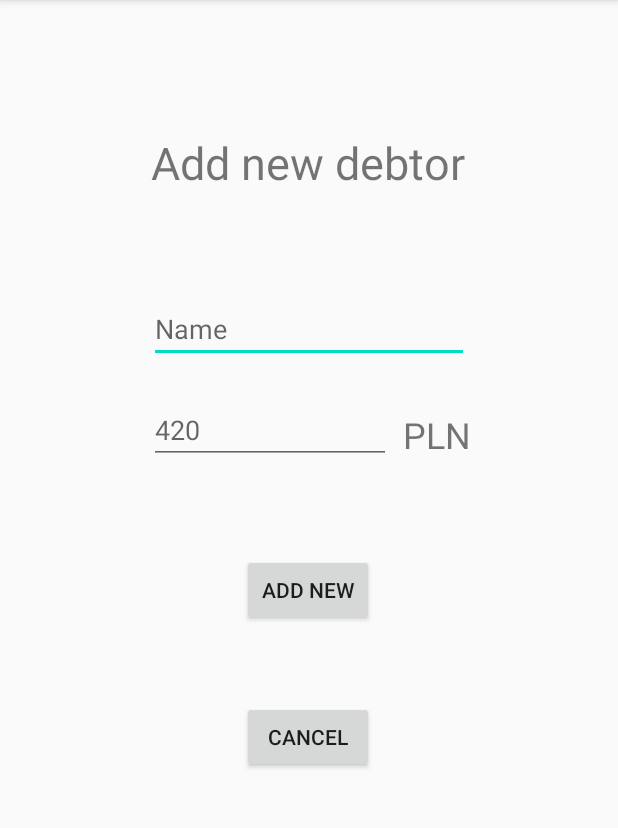
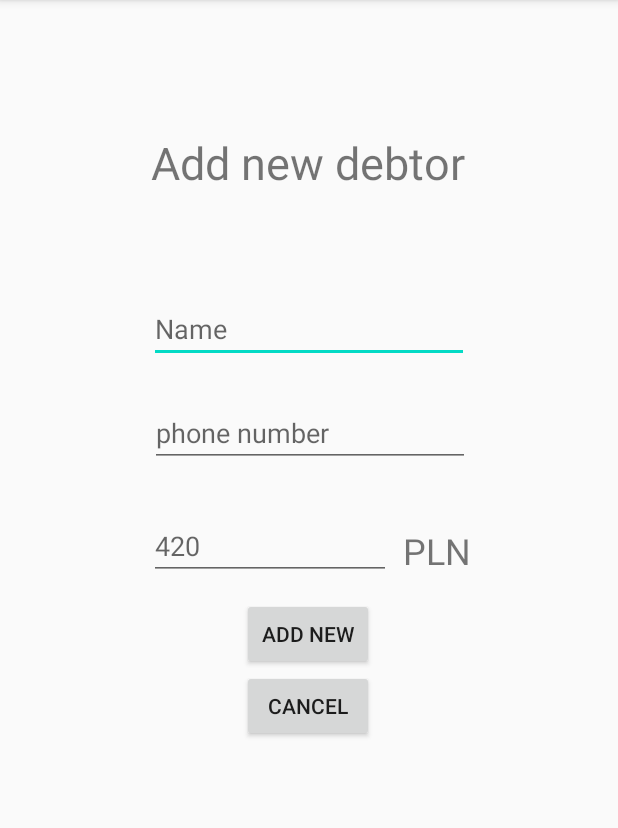
Before and after one commit to wgolanka/paymeapp, an Android app: the screen it shows after launch (AddEditDebtorActivity), after a tap on "ADD NEW", on a phone screen of 412 x 824 dp, the part 84-912 px from its top. Run offline under Robolectric (Android 15) with nearby library versions, the phone set to English and light mode, and no system bars; our stand-ins replace Room's generated code.

Commit message:
Implement send notification

```diff
--- a/app/src/main/java/com/example/paymeapp/AddEditPresenter.kt
+++ b/app/src/main/java/com/example/paymeapp/AddEditPresenter.kt
@@ -8,7 +8,8 @@ data class AddEditPresenter(
     val buttonText: String = "Ok",
     val debtorId: String = "",
     val debtorName: String = "",
-    val debtorOwed: Double = 0.0
+    val debtorOwed: Double = 0.0,
+    val debtorPhoneNumber: String = ""
 ) : Serializable {
 
     companion object {
--- a/app/src/main/java/com/example/paymeapp/Debtor.kt
+++ b/app/src/main/java/com/example/paymeapp/Debtor.kt
@@ -5,7 +5,8 @@ import androidx.room.PrimaryKey
 import java.io.Serializable
 
 @Entity(tableName = "debtor_table")
-data class Debtor(@PrimaryKey val id: String, var name: String, var owed: Double) : Serializable {
+data class Debtor(@PrimaryKey val id: String, var name: String, var owed: Double, var phoneNumber: String) :
+    Serializable {
 
     override fun toString(): String {
         return "$name owe you $owed PLN"
--- a/app/src/main/java/com/example/paymeapp/MainActivity.kt
+++ b/app/src/main/java/com/example/paymeapp/MainActivity.kt
@@ -64,7 +64,7 @@ class MainActivity : AppCompatActivity() {
             debtViewModel.insert(newDebtor)
         } else if (resultCode == 2) { // edit debtor
             val updatedDebtor = data?.getSerializableExtra("Debtor") as Debtor
-            debtViewModel.update(updatedDebtor) //TODO
+            debtViewModel.update(updatedDebtor)
         }
     }
 
@@ -99,7 +99,7 @@ class MainActivity : AppCompatActivity() {
         val editDebtorPresenter = AddEditPresenter(
             getString(text_edit_debtor),
             false, getString(Save_msg),
-            debtor.id, debtor.name, debtor.owed
+            debtor.id, debtor.name, debtor.owed, debtor.phoneNumber
         )
 
         val intent = Intent(this@MainActivity, AddEditDebtorActivity::class.java)
--- a/app/src/main/java/com/example/paymeapp/database/DebtorDao.kt
+++ b/app/src/main/java/com/example/paymeapp/database/DebtorDao.kt
@@ -11,7 +11,7 @@ import java.util.*
 @Dao
 interface DebtorDao {
 
-    @Query("SELECT * from debtor_table ORDER BY name ASC")
+    @Query("SELECT * from debtor_table")
     fun getAllDebtorsAlphabetised(): LiveData<List<Debtor>>
 
     @Insert(onConflict = OnConflictStrategy.ABORT)
@@ -23,6 +23,6 @@ interface DebtorDao {
     @Query("DELETE FROM debtor_table")
     suspend fun deleteAll()
 
-    @Query("UPDATE debtor_table SET name = :updatedName, owed = :updatedDebt WHERE id == :id")
-    suspend fun update(id: String, updatedName: String, updatedDebt : Double)
+    @Query("UPDATE debtor_table SET name = :updatedName, owed = :updatedDebt, phoneNumber = :updatedPhoneNumber WHERE id == :id")
+    suspend fun update(id: String, updatedName: String, updatedDebt: Double, updatedPhoneNumber: String)
 }
--- a/app/src/main/res/layout/activity_add_edit_debtor.xml
+++ b/app/src/main/res/layout/activity_add_edit_debtor.xml
@@ -11,33 +11,47 @@
         android:layout_width="wrap_content"
         android:layout_height="wrap_content"
         android:layout_marginTop="68dp"
+        android:autofillHints=""
         android:ems="10"
         android:hint="@string/edit_text_hint_name"
         android:inputType="textPersonName"
         app:layout_constraintEnd_toEndOf="parent"
         app:layout_constraintStart_toStartOf="parent"
-        app:layout_constraintTop_toBottomOf="@+id/textViewAddNewDebtor"
-        android:autofillHints="" />
+        app:layout_constraintTop_toBottomOf="@+id/textViewAddNewDebtor" />
+
+    <EditText
+        android:id="@+id/editTextPhoneNumber"
+        android:layout_width="wrap_content"
+        android:layout_height="wrap_content"
+        android:layout_marginTop="24dp"
+        android:autofillHints=""
+        android:ems="10"
+        android:hint="@string/phone_number"
+        android:inputType="phone"
+        app:layout_constraintEnd_toEndOf="parent"
+        app:layout_constraintHorizontal_bias="0.505"
+        app:layout_constraintStart_toStartOf="parent"
+        app:layout_constraintTop_toBottomOf="@+id/editTextName" />
 
     <EditText
         android:id="@+id/editTextOwed"
         android:layout_width="161dp"
         android:layout_height="39dp"
-        android:layout_marginTop="28dp"
+        android:layout_marginTop="36dp"
+        android:autofillHints=""
         android:ems="10"
         android:hint="@string/field_text_hint"
         android:inputType="numberDecimal"
         app:layout_constraintEnd_toEndOf="parent"
         app:layout_constraintHorizontal_bias="0.396"
         app:layout_constraintStart_toStartOf="parent"
-        app:layout_constraintTop_toBottomOf="@+id/editTextName"
-        android:autofillHints="" />
+        app:layout_constraintTop_toBottomOf="@+id/editTextPhoneNumber" />
 
     <Button
         android:id="@+id/buttonAdd"
         android:layout_width="wrap_content"
         android:layout_height="wrap_content"
-        android:layout_marginTop="60dp"
+        android:layout_marginTop="12dp"
         android:onClick="addNewDebtor"
         android:text="@string/add_new_debtor_button"
         app:layout_constraintEnd_toEndOf="parent"
@@ -46,17 +60,37 @@
         app:layout_constraintTop_toBottomOf="@+id/editTextOwed" />
 
     <Button
+        android:id="@+id/buttonNotify"
+        android:layout_width="wrap_content"
+        android:layout_height="wrap_content"
+        android:onClick="notifyDebtor"
+        android:text="@string/notify_debtor"
+        android:visibility="visible"
+        app:layout_constraintEnd_toEndOf="parent"
+        app:layout_constraintStart_toStartOf="parent"
+        app:layout_constraintTop_toBottomOf="@+id/buttonCancel" />
+
+    <Button
+        android:id="@+id/buttonSimulatePayment"
+        android:layout_width="wrap_content"
+        android:layout_height="wrap_content"
+        android:onClick="simulateDebtPayment"
+        android:text="@string/simulate_payment"
+        app:layout_constraintEnd_toEndOf="parent"
+        app:layout_constraintHorizontal_bias="0.497"
+        app:layout_constraintStart_toStartOf="parent"
+        app:layout_constraintTop_toBottomOf="@+id/buttonNotify" />
+
+    <Button
         android:id="@+id/buttonCancel"
         android:layout_width="wrap_content"
         android:layout_height="wrap_content"
+        android:onClick="cancelAddNewDebtor"
         android:text="@string/button_text_cancel"
-        android:onClick="cancelAddNewDebtor"
-        app:layout_constraintBottom_toBottomOf="parent"
         app:layout_constraintEnd_toEndOf="parent"
         app:layout_constraintHorizontal_bias="0.498"
         app:layout_constraintStart_toStartOf="parent"
-        app:layout_constraintTop_toBottomOf="@+id/buttonAdd"
-        app:layout_constraintVertical_bias="0.165" />
+        app:layout_constraintTop_toBottomOf="@+id/buttonAdd" />
 
     <TextView
         android:id="@+id/textViewAddNewDebtor"
@@ -82,4 +116,5 @@
         app:layout_constraintStart_toEndOf="@+id/editTextOwed"
         app:layout_constraintTop_toTopOf="@+id/editTextOwed"
         app:layout_constraintVertical_bias="0.529" />
+
 </androidx.constraintlayout.widget.ConstraintLayout>
--- a/app/src/main/res/values/strings.xml
+++ b/app/src/main/res/values/strings.xml
@@ -25,4 +25,7 @@
     <string name="Cancel_msg">Cancel</string>
     <string name="Save_msg">Save</string>
     <string name="Saved_msg">Saved</string>
+    <string name="notify_debtor">Notify debtor</string>
+    <string name="simulate_payment">Simulate payment</string>
+    <string name="phone_number">phone number</string>
 </resources>
```
Also changed, not shown: app/src/main/java/com/example/paymeapp/AddEditDebtorActivity.kt (+35 -14 lines), app/src/main/java/com/example/paymeapp/database/DebtorRepository.kt (+6 -1 lines).
